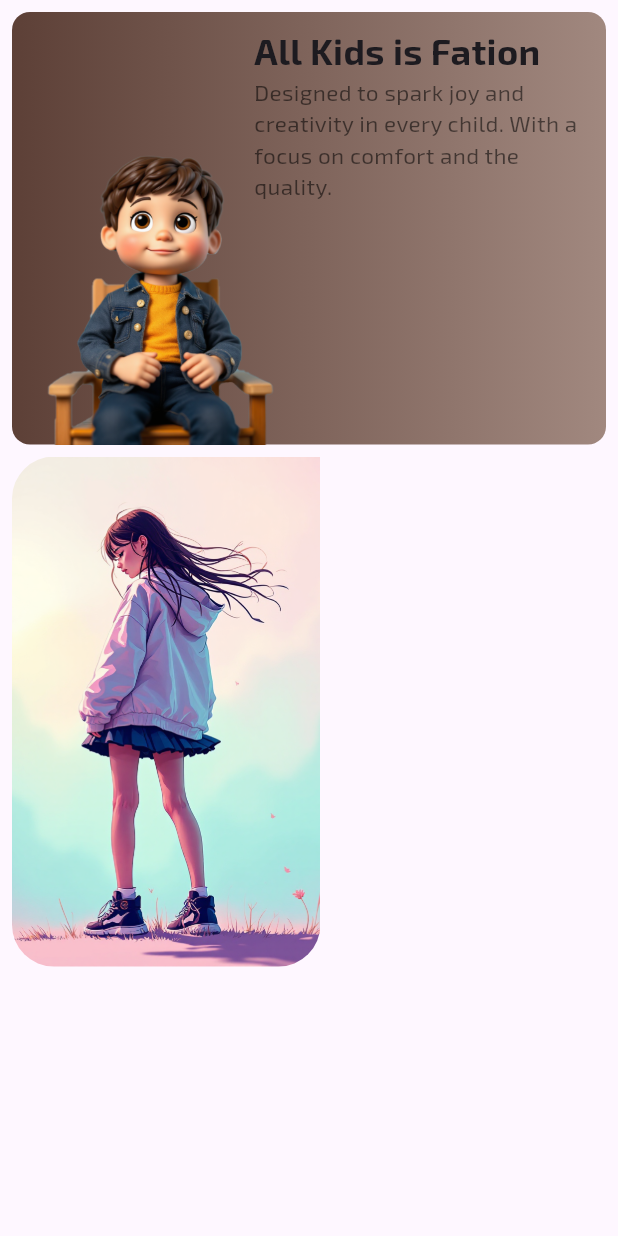
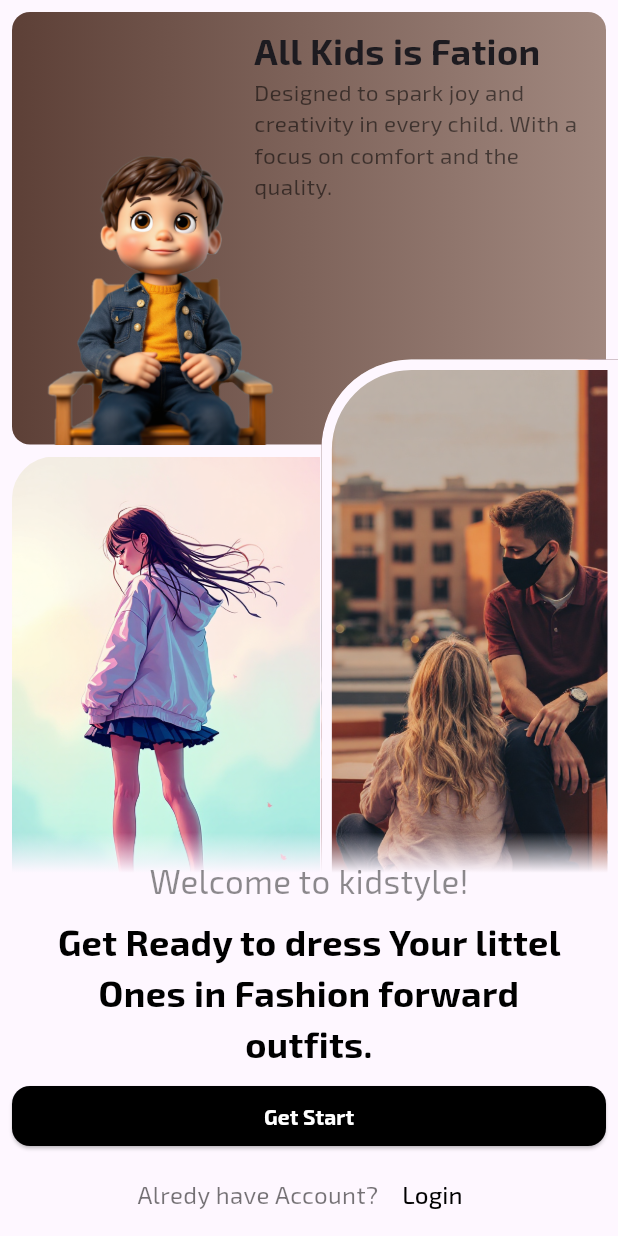
Before and after one commit to AmirhosseinBaghi/Shopino, a Flutter app: the screen it shows after launch, on a phone screen of 412 x 824 dp. Run offline on Flutter 3.47's test engine with Material 3 defaults, Android fonts, the phone set to English and light mode, and no system bars; our stand-ins replace google_fonts.

Commit message:
makeing card3 and comp;eting the welcomescreen

```diff
--- a/lib/feacher/welcome/welcomescreen.dart
+++ b/lib/feacher/welcome/welcomescreen.dart
@@ -1,6 +1,8 @@
 import 'package:flutter/material.dart';
+import 'package:google_fonts/google_fonts.dart';
 import 'package:shopino/feacher/welcome/widget/card1.dart';
 import 'package:shopino/feacher/welcome/widget/card2.dart';
+import 'package:shopino/feacher/welcome/widget/card3.dart';
 
 class Welcomescreen extends StatelessWidget {
   const Welcomescreen({super.key});
@@ -10,26 +12,146 @@ class Welcomescreen extends StatelessWidget {
     final hightscreen = MediaQuery.of(context).size.height;
     final widthscreen = MediaQuery.of(context).size.width;
     return Scaffold(
-      body: BackWidget(screenwidth: widthscreen, screenhigt: hightscreen),
+      body: SizedBox(
+        height: hightscreen,
+        child: Stack(children: [
+          BackWidget(screenwidth: widthscreen, screenhight: hightscreen),
+          FrontWidget(widthscreen: widthscreen)
+        ]),
+      ),
+    );
+  }
+}
+
+class FrontWidget extends StatelessWidget {
+  const FrontWidget({
+    super.key,
+    required this.widthscreen,
+  });
+
+  final double widthscreen;
+
+  @override
+  Widget build(BuildContext context) {
+    return Positioned(
+      bottom: 0,
+      right: 0,
+      left: 0,
+      child: Container(
+        decoration: BoxDecoration(
+          gradient: LinearGradient(colors: [
+            Theme.of(context).colorScheme.surface,
+            Theme.of(context).colorScheme.surface.withOpacity(0)
+
+          ],
+          begin: Alignment.bottomCenter,
+          end: Alignment.topCenter,
+          stops: [0.9,1.0]
+          )
+        ),
+        child: Column(
+          children: [
+            SizedBox(height: 16,),
+            Text(
+              "Welcome to kidstyle!",
+              style:
+                  GoogleFonts.exo2(color: Colors.black45, fontSize: 22),
+            ),
+            SizedBox(
+              height: 8,
+            ),
+            Padding(
+              padding: const EdgeInsets.symmetric(horizontal: 32),
+              child: Text(
+                "Get Ready to dress Your littel Ones in Fashion forward outfits.",
+                textAlign: TextAlign.center,
+                style: GoogleFonts.exo2(
+                    color: Colors.black,
+                    fontSize: 24,
+                    fontWeight: FontWeight.bold),
+              ),
+            ),
+            SizedBox(
+              height: 8,
+            ),
+            SizedBox(
+              width: widthscreen,
+              child: Padding(
+                padding: const EdgeInsets.symmetric(horizontal: 8.0),
+                child: ElevatedButton(
+                    onPressed: () {},
+                    style: ElevatedButton.styleFrom(
+                        backgroundColor: Colors.black,
+                        foregroundColor: Colors.white,
+                        shape: RoundedRectangleBorder(
+                            borderRadius: BorderRadius.circular(12))),
+                    child: Text(
+                      "Get Start",
+                      style:
+                          GoogleFonts.exo2(fontWeight: FontWeight.bold),
+                    )),
+              ),
+            ),
+            SizedBox(
+              height: 8,
+            ),
+            Row(
+              mainAxisAlignment: MainAxisAlignment.center,
+              children: [
+                Text(
+                  "Alredy have Account?",
+                  style: GoogleFonts.exo2(
+                      color: Colors.black54, fontSize: 16),
+                ),
+                SizedBox(width: 4,),
+                TextButton(
+                  style: ButtonStyle(tapTargetSize: MaterialTapTargetSize.shrinkWrap),
+                   onPressed: () {  },
+                   child: Text("Login",
+                  style: GoogleFonts.exo2(
+                      color: Colors.black, fontSize: 16),),
+                ),
+              ],
+            ),
+            SizedBox(height: 8,)
+          ],
+        ),
+      ),
     );
   }
 }
 
 class BackWidget extends StatelessWidget {
   final double screenwidth;
-  final double screenhigt;
-  const BackWidget({super.key, required this.screenwidth, required this.screenhigt,});
+  final double screenhight;
+  const BackWidget({
+    super.key,
+    required this.screenwidth,
+    required this.screenhight,
+  });
 
   @override
   Widget build(BuildContext context) {
-    return Stack(children: [
-      Column(
-        crossAxisAlignment: CrossAxisAlignment.start,
+    return SizedBox(
+      height: screenhight * 0.9,
+      child: Stack(
         children: [
-          Card1(widthscreen: screenwidth, hightscreen: screenhigt),
-          Card2(screenwidth: screenwidth, screenhight: screenhigt,)
+          Column(
+            crossAxisAlignment: CrossAxisAlignment.start,
+            children: [
+              Card1(widthscreen: screenwidth, hightscreen: screenhight),
+              Card2(
+                screenwidth: screenwidth,
+                screenhight: screenhight,
+              )
+            ],
+          ),
+          Positioned(
+              bottom: 90,
+              right: 0,
+              child: Card3(screenwidth: screenwidth, screenhight: screenhight))
         ],
-      )
-    ],);
+      ),
+    );
   }
 }
--- a/lib/feacher/welcome/widget/card2.dart
+++ b/lib/feacher/welcome/widget/card2.dart
@@ -11,7 +11,7 @@ class Card2 extends StatelessWidget {
       padding: const EdgeInsets.only(left:8.0),
       child: SizedBox(
         width: screenwidth * 0.499,
-        height: 340,
+        height: screenhight * 0.4,
         child: ClipRRect(
           borderRadius: BorderRadius.only(
             topLeft: Radius.circular(28),
--- /dev/null
+++ b/lib/feacher/welcome/widget/card3.dart
@@ -0,0 +1,28 @@
+import 'package:flutter/material.dart';
+
+class Card3 extends StatelessWidget {
+  final double screenwidth;
+  final double screenhight;
+  const Card3({super.key, required this.screenwidth, required this.screenhight});
+
+  @override
+  Widget build(BuildContext context) {
+    return Padding(
+      padding: const EdgeInsets.only(left:8.0),
+      child: Container(
+        width: screenwidth * 0.48,
+        height: screenhight * 0.5,
+        decoration: BoxDecoration(
+          borderRadius: BorderRadius.only(
+            topLeft: Radius.circular(60),
+            bottomLeft: Radius.circular(28),
+            bottomRight: Radius.circular(28),
+
+            ),
+        border: Border.all(color: Theme.of(context).colorScheme.surface, width: 7),
+        image: DecorationImage(image: AssetImage("images/pic3.png"),fit: BoxFit.cover)
+       ),
+      ),
+    );
+  }
+}
```
